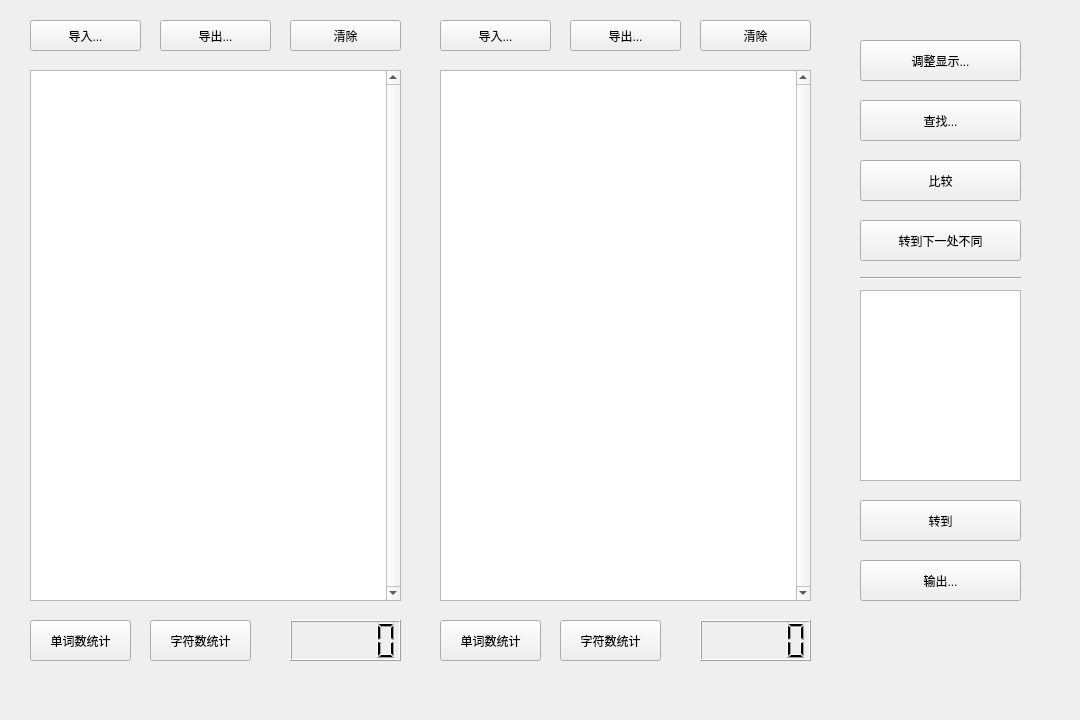
Old version of the form mytestwidget.ui in the repository FibonacciSoup/FibText.
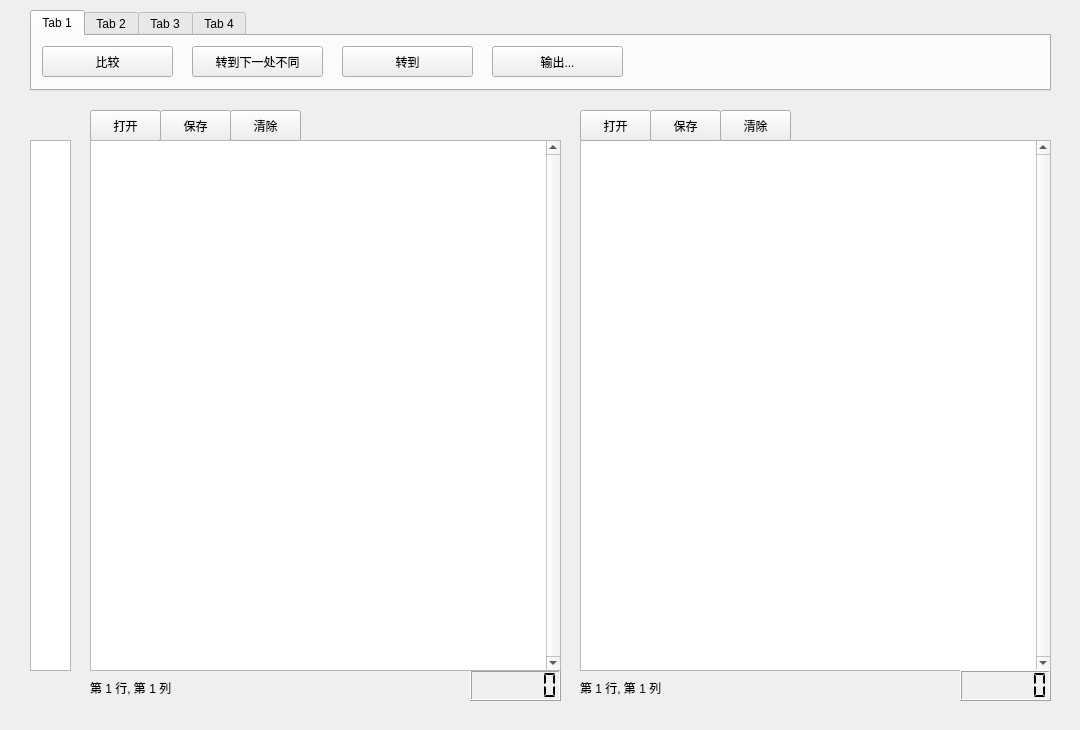
New version of the form. Icons and pictures are not drawn.

The edit to the form file:
```diff
--- a/mytestwidget.ui
+++ b/mytestwidget.ui
@@ -7,7 +7,7 @@
     <x>0</x>
     <y>0</y>
     <width>1080</width>
-    <height>720</height>
+    <height>730</height>
    </rect>
   </property>
   <property name="windowTitle">
@@ -16,121 +16,107 @@
   <widget class="QTextEdit" name="textEdit_2">
    <property name="geometry">
     <rect>
-     <x>440</x>
-     <y>70</y>
-     <width>371</width>
+     <x>580</x>
+     <y>140</y>
+     <width>471</width>
      <height>531</height>
     </rect>
    </property>
    <property name="verticalScrollBarPolicy">
     <enum>Qt::ScrollBarAlwaysOn</enum>
    </property>
+   <property name="horizontalScrollBarPolicy">
+    <enum>Qt::ScrollBarAsNeeded</enum>
+   </property>
+   <property name="lineWrapMode">
+    <enum>QTextEdit::NoWrap</enum>
+   </property>
   </widget>
   <widget class="QPushButton" name="pushButton">
    <property name="geometry">
     <rect>
-     <x>30</x>
-     <y>20</y>
-     <width>111</width>
+     <x>90</x>
+     <y>110</y>
+     <width>71</width>
      <height>31</height>
     </rect>
    </property>
    <property name="text">
-    <string>导入...</string>
+    <string>打开</string>
+   </property>
+   <property name="icon">
+    <iconset resource="image.qrc">
+     <normaloff>:/open/open2.png</normaloff>:/open/open2.png</iconset>
    </property>
   </widget>
   <widget class="QPushButton" name="pushButton_2">
    <property name="geometry">
     <rect>
      <x>160</x>
-     <y>20</y>
-     <width>111</width>
+     <y>110</y>
+     <width>71</width>
      <height>31</height>
     </rect>
    </property>
    <property name="text">
-    <string>导出...</string>
+    <string>保存</string>
+   </property>
+   <property name="icon">
+    <iconset resource="image.qrc">
+     <normaloff>:/save/save.png</normaloff>:/save/save.png</iconset>
    </property>
   </widget>
   <widget class="QPushButton" name="pushButton_3">
    <property name="geometry">
     <rect>
-     <x>440</x>
-     <y>20</y>
-     <width>111</width>
+     <x>580</x>
+     <y>110</y>
+     <width>71</width>
      <height>31</height>
     </rect>
    </property>
    <property name="text">
-    <string>导入...</string>
+    <string>打开</string>
+   </property>
+   <property name="icon">
+    <iconset resource="image.qrc">
+     <normaloff>:/open/open2.png</normaloff>:/open/open2.png</iconset>
    </property>
   </widget>
   <widget class="QPushButton" name="pushButton_4">
    <property name="geometry">
     <rect>
-     <x>570</x>
-     <y>20</y>
-     <width>111</width>
+     <x>650</x>
+     <y>110</y>
+     <width>71</width>
      <height>31</height>
     </rect>
    </property>
    <property name="text">
-    <string>导出...</string>
+    <string>保存</string>
    </property>
-  </widget>
-  <widget class="QPushButton" name="pushButton_5">
-   <property name="geometry">
-    <rect>
-     <x>860</x>
-     <y>100</y>
-     <width>161</width>
-     <height>41</height>
-    </rect>
-   </property>
-   <property name="text">
-    <string>查找...</string>
-   </property>
-  </widget>
-  <widget class="QPushButton" name="pushButton_6">
-   <property name="geometry">
-    <rect>
-     <x>860</x>
-     <y>160</y>
-     <width>161</width>
-     <height>41</height>
-    </rect>
-   </property>
-   <property name="text">
-    <string>比较</string>
-   </property>
-  </widget>
-  <widget class="QPushButton" name="pushButton_7">
-   <property name="geometry">
-    <rect>
-     <x>860</x>
-     <y>220</y>
-     <width>161</width>
-     <height>41</height>
-    </rect>
-   </property>
-   <property name="text">
-    <string>转到下一处不同</string>
+   <property name="icon">
+    <iconset resource="image.qrc">
+     <normaloff>:/save/save.png</normaloff>:/save/save.png</iconset>
    </property>
   </widget>
   <widget class="QLCDNumber" name="lcdNumber">
    <property name="geometry">
     <rect>
-     <x>290</x>
-     <y>620</y>
-     <width>111</width>
-     <height>41</height>
+     <x>470</x>
+     <y>670</y>
+     <width>91</width>
+     <height>31</height>
     </rect>
    </property>
    <property name="lineWidth">
     <number>1</number>
    </property>
    <property name="digitCount">
-    <number>5</number>
+    <number>6</number>
+   </property>
+   <property name="segmentStyle">
+    <enum>QLCDNumber::Flat</enum>
    </property>
    <property name="value" stdset="0">
     <double>0.000000000000000</double>
@@ -139,155 +125,56 @@
     <number>0</number>
    </property>
   </widget>
-  <widget class="QPushButton" name="pushButton_8">
-   <property name="geometry">
-    <rect>
-     <x>30</x>
-     <y>620</y>
-     <width>101</width>
-     <height>41</height>
-    </rect>
-   </property>
-   <property name="text">
-    <string>单词数统计</string>
-   </property>
-  </widget>
-  <widget class="QPushButton" name="pushButton_9">
-   <property name="geometry">
-    <rect>
-     <x>440</x>
-     <y>620</y>
-     <width>101</width>
-     <height>41</height>
-    </rect>
-   </property>
-   <property name="text">
-    <string>单词数统计</string>
-   </property>
-  </widget>
   <widget class="QLCDNumber" name="lcdNumber_2">
    <property name="geometry">
     <rect>
-     <x>700</x>
-     <y>620</y>
-     <width>111</width>
-     <height>41</height>
+     <x>960</x>
+     <y>670</y>
+     <width>91</width>
+     <height>31</height>
     </rect>
    </property>
+   <property name="digitCount">
+    <number>6</number>
+   </property>
+   <property name="segmentStyle">
+    <enum>QLCDNumber::Flat</enum>
+   </property>
    <property name="intValue" stdset="0">
     <number>0</number>
    </property>
   </widget>
-  <widget class="QPushButton" name="pushButton_10">
-   <property name="geometry">
-    <rect>
-     <x>150</x>
-     <y>620</y>
-     <width>101</width>
-     <height>41</height>
-    </rect>
-   </property>
-   <property name="text">
-    <string>字符数统计</string>
-   </property>
-  </widget>
-  <widget class="QPushButton" name="pushButton_11">
-   <property name="geometry">
-    <rect>
-     <x>560</x>
-     <y>620</y>
-     <width>101</width>
-     <height>41</height>
-    </rect>
-   </property>
-   <property name="text">
-    <string>字符数统计</string>
-   </property>
-  </widget>
-  <widget class="QPushButton" name="pushButton_12">
-   <property name="geometry">
-    <rect>
-     <x>860</x>
-     <y>40</y>
-     <width>161</width>
-     <height>41</height>
-    </rect>
-   </property>
-   <property name="text">
-    <string>调整显示...</string>
-   </property>
-  </widget>
-  <widget class="QListWidget" name="listWidget">
-   <property name="geometry">
-    <rect>
-     <x>860</x>
-     <y>290</y>
-     <width>161</width>
-     <height>191</height>
-    </rect>
-   </property>
-   <property name="sortingEnabled">
-    <bool>true</bool>
-   </property>
-  </widget>
-  <widget class="QPushButton" name="pushButton_13">
-   <property name="geometry">
-    <rect>
-     <x>860</x>
-     <y>500</y>
-     <width>161</width>
-     <height>41</height>
-    </rect>
-   </property>
-   <property name="text">
-    <string>转到</string>
-   </property>
-  </widget>
-  <widget class="QPushButton" name="pushButton_14">
-   <property name="geometry">
-    <rect>
-     <x>860</x>
-     <y>560</y>
-     <width>161</width>
-     <height>41</height>
-    </rect>
-   </property>
-   <property name="text">
-    <string>输出...</string>
-   </property>
-  </widget>
-  <widget class="Line" name="line">
-   <property name="geometry">
-    <rect>
-     <x>860</x>
-     <y>270</y>
-     <width>161</width>
-     <height>16</height>
-    </rect>
-   </property>
-   <property name="orientation">
-    <enum>Qt::Horizontal</enum>
-   </property>
-  </widget>
   <widget class="QTextEdit" name="textEdit_1">
    <property name="geometry">
     <rect>
-     <x>30</x>
-     <y>70</y>
-     <width>371</width>
+     <x>90</x>
+     <y>140</y>
+     <width>471</width>
      <height>531</height>
     </rect>
    </property>
+   <property name="frameShape">
+    <enum>QFrame::StyledPanel</enum>
+   </property>
+   <property name="frameShadow">
+    <enum>QFrame::Sunken</enum>
+   </property>
    <property name="verticalScrollBarPolicy">
     <enum>Qt::ScrollBarAlwaysOn</enum>
    </property>
+   <property name="horizontalScrollBarPolicy">
+    <enum>Qt::ScrollBarAsNeeded</enum>
+   </property>
+   <property name="lineWrapMode">
+    <enum>QTextEdit::NoWrap</enum>
+   </property>
   </widget>
   <widget class="QPushButton" name="pushButton_15">
    <property name="geometry">
     <rect>
-     <x>290</x>
-     <y>20</y>
-     <width>111</width>
+     <x>230</x>
+     <y>110</y>
+     <width>71</width>
      <height>31</height>
     </rect>
    </property>
@@ -298,14 +185,233 @@
   <widget class="QPushButton" name="pushButton_16">
    <property name="geometry">
     <rect>
-     <x>700</x>
-     <y>20</y>
-     <width>111</width>
+     <x>720</x>
+     <y>110</y>
+     <width>71</width>
      <height>31</height>
     </rect>
    </property>
    <property name="text">
     <string>清除</string>
+   </property>
+   <property name="icon">
+    <iconset resource="image.qrc">
+     <normaloff>:/clear/clear.png</normaloff>:/clear/clear.png</iconset>
+   </property>
+  </widget>
+  <widget class="QLabel" name="label">
+   <property name="geometry">
+    <rect>
+     <x>90</x>
+     <y>680</y>
+     <width>161</width>
+     <height>16</height>
+    </rect>
+   </property>
+   <property name="text">
+    <string>第 1 行, 第 1 列</string>
+   </property>
+  </widget>
+  <widget class="QLabel" name="label_2">
+   <property name="geometry">
+    <rect>
+     <x>580</x>
+     <y>680</y>
+     <width>161</width>
+     <height>16</height>
+    </rect>
+   </property>
+   <property name="text">
+    <string>第 1 行, 第 1 列</string>
+   </property>
+  </widget>
+  <widget class="QTabWidget" name="tabWidget">
+   <property name="geometry">
+    <rect>
+     <x>30</x>
+     <y>10</y>
+     <width>1021</width>
+     <height>81</height>
+    </rect>
+   </property>
+   <property name="tabShape">
+    <enum>QTabWidget::Rounded</enum>
+   </property>
+   <property name="currentIndex">
+    <number>0</number>
+   </property>
+   <property name="elideMode">
+    <enum>Qt::ElideNone</enum>
+   </property>
+   <widget class="QWidget" name="tab">
+    <attribute name="title">
+     <string>Tab 1</string>
+    </attribute>
+    <widget class="QPushButton" name="pushButton_6">
+     <property name="geometry">
+      <rect>
+       <x>10</x>
+       <y>10</y>
+       <width>131</width>
+       <height>31</height>
+      </rect>
+     </property>
+     <property name="text">
+      <string>比较</string>
+     </property>
+    </widget>
+    <widget class="QPushButton" name="pushButton_7">
+     <property name="geometry">
+      <rect>
+       <x>160</x>
+       <y>10</y>
+       <width>131</width>
+       <height>31</height>
+      </rect>
+     </property>
+     <property name="text">
+      <string>转到下一处不同</string>
+     </property>
+    </widget>
+    <widget class="QPushButton" name="pushButton_13">
+     <property name="geometry">
+      <rect>
+       <x>310</x>
+       <y>10</y>
+       <width>131</width>
+       <height>31</height>
+      </rect>
+     </property>
+     <property name="text">
+      <string>转到</string>
+     </property>
+    </widget>
+    <widget class="QPushButton" name="pushButton_14">
+     <property name="geometry">
+      <rect>
+       <x>460</x>
+       <y>10</y>
+       <width>131</width>
+       <height>31</height>
+      </rect>
+     </property>
+     <property name="text">
+      <string>输出...</string>
+     </property>
+    </widget>
+   </widget>
+   <widget class="QWidget" name="tab_2">
+    <attribute name="title">
+     <string>Tab 2</string>
+    </attribute>
+    <widget class="QPushButton" name="pushButton_5">
+     <property name="geometry">
+      <rect>
+       <x>880</x>
+       <y>10</y>
+       <width>121</width>
+       <height>31</height>
+      </rect>
+     </property>
+     <property name="text">
+      <string>查找</string>
+     </property>
+    </widget>
+    <widget class="QLineEdit" name="lineEdit">
+     <property name="geometry">
+      <rect>
+       <x>10</x>
+       <y>10</y>
+       <width>851</width>
+       <height>31</height>
+      </rect>
+     </property>
+    </widget>
+   </widget>
+   <widget class="QWidget" name="tab_3">
+    <attribute name="title">
+     <string>Tab 3</string>
+    </attribute>
+    <widget class="QPushButton" name="pushButton_8">
+     <property name="geometry">
+      <rect>
+       <x>10</x>
+       <y>10</y>
+       <width>101</width>
+       <height>31</height>
+      </rect>
+     </property>
+     <property name="text">
+      <string>单词数统计</string>
+     </property>
+    </widget>
+    <widget class="QPushButton" name="pushButton_10">
+     <property name="geometry">
+      <rect>
+       <x>130</x>
+       <y>10</y>
+       <width>101</width>
+       <height>31</height>
+      </rect>
+     </property>
+     <property name="text">
+      <string>字符数统计</string>
+     </property>
+    </widget>
+    <widget class="QPushButton" name="pushButton_9">
+     <property name="geometry">
+      <rect>
+       <x>410</x>
+       <y>10</y>
+       <width>101</width>
+       <height>31</height>
+      </rect>
+     </property>
+     <property name="text">
+      <string>单词数统计</string>
+     </property>
+    </widget>
+    <widget class="QPushButton" name="pushButton_11">
+     <property name="geometry">
+      <rect>
+       <x>530</x>
+       <y>10</y>
+       <width>101</width>
+       <height>31</height>
+      </rect>
+     </property>
+     <property name="text">
+      <string>字符数统计</string>
+     </property>
+    </widget>
+   </widget>
+   <widget class="QWidget" name="tab_4">
+    <attribute name="title">
+     <string>Tab 4</string>
+    </attribute>
+    <widget class="QPushButton" name="pushButton_12">
+     <property name="geometry">
+      <rect>
+       <x>10</x>
+       <y>10</y>
+       <width>131</width>
+       <height>31</height>
+      </rect>
+     </property>
+     <property name="text">
+      <string>调整显示...</string>
+     </property>
+    </widget>
+   </widget>
+  </widget>
+  <widget class="QListWidget" name="listWidget">
+   <property name="geometry">
+    <rect>
+     <x>30</x>
+     <y>140</y>
+     <width>41</width>
+     <height>531</height>
+    </rect>
    </property>
   </widget>
  </widget>
```
Left out of the diff: 11 changed lines with no effect on the pictures.
